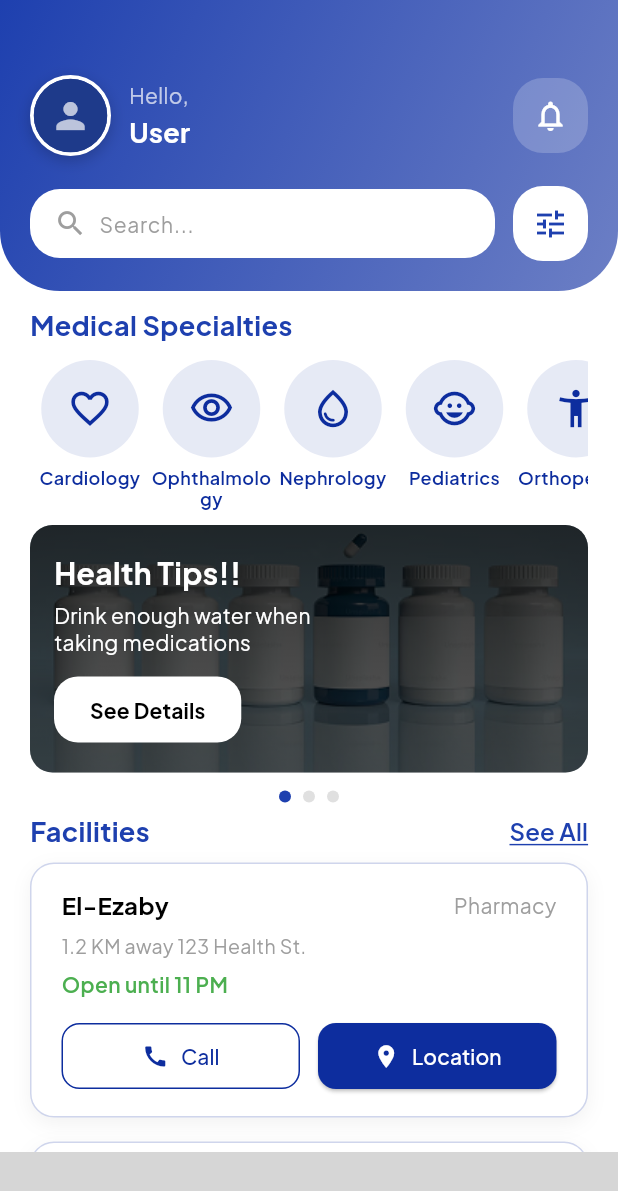
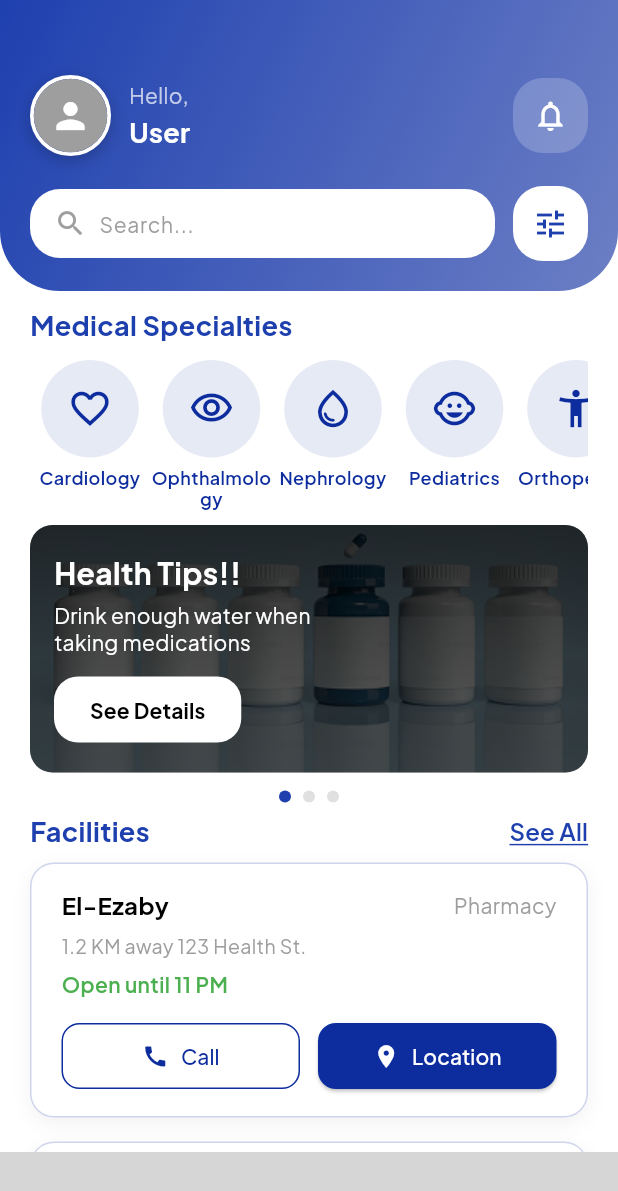
Before and after one commit to Yasmeen-Adel/SALAMATY, a Flutter app: the MainScreen screen opened by its route, on a phone screen of 412 x 824 dp. Shown: the top 1191 px of the screen. Run offline on Flutter 3.47's test engine with Material 3 defaults, Android fonts, the phone set to English and light mode, and no system bars; our stand-ins replace animated_text_kit, dio, dotted_border, flutter_bloc, flutter_svg, font_awesome_flutter and 8 more; missing offline and left inert: glaze_nav_bar, otp_plus; accounts and stored records are empty; network calls fail; statements that could not run were skipped; grey boxes are pictures that could not be loaded.

Commit message:
Update Profile and Edit profile screens

```diff
--- a/lib/core/network/dio_helper.dart
+++ b/lib/core/network/dio_helper.dart
@@ -73,6 +73,7 @@ class DioHelper {
     required String url,
     dynamic data,
   }) async {
+    print("EDIT DATA: $data");
     return await dio.put(url, data: data);
   }
 }
--- a/lib/core/widgets/main_screen.dart
+++ b/lib/core/widgets/main_screen.dart
@@ -30,6 +30,7 @@ class _MainScreenState extends State<MainScreen> {
     super.initState();
     _initializeLocation();
   }
+
   Future<void> _initializeLocation() async {
     final isLoggedIn = await AuthLocalStorage.isLoggedIn();
     if (!isLoggedIn) return;
@@ -73,14 +74,14 @@ class _MainScreenState extends State<MainScreen> {
       print("Failed to update location: $e");
     }
   }
-  final List<Widget> screens = const [
-    Center(child: HomeScreen()),
-    Center(child: DrugStoreScreen()),
-    Center(child: ScanScreen()),
-    Center(child: InsuranceScreen()),
-    Center(child: ProfileScreen()),
+
+  List<Widget> get screens => [
+        const HomeScreen(),
+        const DrugStoreScreen(),
+        const ScanScreen(),
+        const InsuranceScreen(),
+        const ProfileScreen(),
       ];
-
   @override
   Widget build(BuildContext context) {
     return Scaffold(
--- a/lib/features/drug store/presentation/view/widgets/drug_store_screen_body.dart
+++ b/lib/features/drug store/presentation/view/widgets/drug_store_screen_body.dart
@@ -2,7 +2,6 @@ import 'package:flutter/material.dart';
 import 'package:salamaty/core/widgets/custom_text_field_label.dart';
 import 'package:salamaty/features/drug%20store/presentation/view/widgets/drug_store_header.dart';
 import 'package:salamaty/features/drug%20store/presentation/view/widgets/medicine_list.dart';
-import 'package:salamaty/features/facilities/presentation/view/widgets/facilities_header.dart';
 import 'package:salamaty/features/facilities/presentation/view/widgets/filter_tabs.dart';
 
 class DrugStoreScreenBody extends StatefulWidget {
--- a/lib/features/edit profile/presentation/cubit/edit_profile_cubit.dart
+++ b/lib/features/edit profile/presentation/cubit/edit_profile_cubit.dart
@@ -46,7 +46,7 @@ class EditProfileCubit extends Cubit<EditProfileState> {
 
       emit(EditProfileSuccess());
     } catch (e) {
-      emit(EditProfileFailure("Failed to update profile"));
+      emit(EditProfileFailure(e.toString()));
     }
   }
 }
--- a/lib/features/home/presentation/view/widgets/header_section.dart
+++ b/lib/features/home/presentation/view/widgets/header_section.dart
@@ -43,7 +43,6 @@ class HeaderSection extends StatelessWidget {
                   mainAxisAlignment: MainAxisAlignment.spaceBetween,
                   children: [
                     Expanded(
-                      // 👈 نخلي الجزء الشمال يتمدد
                       child: Row(
                         children: [
                           Container(
@@ -76,12 +75,8 @@ class HeaderSection extends StatelessWidget {
                                   : _defaultAvatar(),
                             ),
                           ),
-
                           const SizedBox(width: 12),
-
-                          /// الاسم
                           Expanded(
-                            // 👈 مهم جداً
                             child: Column(
                               crossAxisAlignment: CrossAxisAlignment.start,
                               children: [
@@ -135,97 +130,6 @@ class HeaderSection extends StatelessWidget {
                   ],
                 ),
               ),
-              // Padding(
-              //   padding: const EdgeInsets.only(top: 30.0),
-              //   child: Expanded(
-              //     child: Row(
-              //       mainAxisAlignment: MainAxisAlignment.spaceBetween,
-              //       children: [
-              //         Row(
-              //           children: [
-              //             Container(
-              //               width: 54,
-              //               height: 54,
-              //               decoration: BoxDecoration(
-              //                 shape: BoxShape.circle,
-              //                 border: Border.all(
-              //                   color: Colors.white,
-              //                   width: 2.5,
-              //                 ),
-              //                 boxShadow: [
-              //                   BoxShadow(
-              //                     color: Colors.black.withOpacity(0.2),
-              //                     blurRadius: 8,
-              //                     offset: const Offset(0, 3),
-              //                   ),
-              //                 ],
-              //               ),
-              //               child: ClipOval(
-              //                 child: imageUrl != null
-              //                     ? Image.network(
-              //                         imageUrl,
-              //                         fit: BoxFit.cover,
-              //                         errorBuilder:
-              //                             (context, error, stackTrace) {
-              //                           return _defaultAvatar();
-              //                         },
-              //                       )
-              //                     : _defaultAvatar(),
-              //               ),
-              //             ),
-
-              //             const SizedBox(width: 12),
-
-              //             /// الاسم
-              //             Column(
-              //               crossAxisAlignment: CrossAxisAlignment.start,
-              //               children: [
-              //                 const Text(
-              //                   'Hello,',
-              //                   style: TextStyle(
-              //                     color: Colors.white70,
-              //                     fontSize: 14,
-              //                   ),
-              //                 ),
-              //                 const SizedBox(height: 2),
-              //                 Text(
-              //                   fullName,
-              //                   style: const TextStyle(
-              //                     color: Colors.white,
-              //                     fontSize: 18,
-              //                     fontWeight: FontWeight.bold,
-              //                   ),
-              //                 ),
-              //               ],
-              //             ),
-              //           ],
-              //         ),
-
-              //         ///  Notifications
-              //         Container(
-              //           width: 50,
-              //           height: 50,
-              //           decoration: BoxDecoration(
-              //             color: Colors.white.withOpacity(0.2),
-              //             borderRadius: BorderRadius.circular(20),
-              //           ),
-              //           child: IconButton(
-              //             icon: const Icon(
-              //               Icons.notifications_outlined,
-              //               color: Colors.white,
-              //             ),
-              //             onPressed: () {
-              //               Navigator.pushNamed(
-              //                 context,
-              //                 NotificationsScreen.routeName,
-              //               );
-              //             },
-              //           ),
-              //         ),
-              //       ],
-              //     ),
-              //   ),
-              // ),
 
               const SizedBox(height: 20),
 
@@ -246,10 +150,10 @@ class HeaderSection extends StatelessWidget {
 
   Widget _defaultAvatar() {
     return Container(
-      color: const Color(0xFF1E3A8A),
+      color: Colors.grey,
       child: const Icon(
         Icons.person,
-        color: Colors.white70,
+        color: Colors.white,
         size: 28,
       ),
     );
--- a/lib/features/profile/presentation/cubit/profile_cubit.dart
+++ b/lib/features/profile/presentation/cubit/profile_cubit.dart
@@ -35,7 +35,8 @@ class ProfileCubit extends Cubit<ProfileState> {
           email: profile['email'] ?? '',
           gender: profile['genderText'] ?? '',
           imageUrl: imageUrl,
-          birthday: profile['birthDate'] ?? '',
+          // birthday: profile['birthDate'] ?? 'Birthday not set',
+          birthday: profile['birthDateText'] ?? 'Birthday',
         ),
       );
     } catch (e) {
--- a/lib/features/profile/presentation/view/profile_screen.dart
+++ b/lib/features/profile/presentation/view/profile_screen.dart
@@ -11,8 +11,8 @@ class ProfileScreen extends StatelessWidget {
   @override
   Widget build(BuildContext context) {
     return BlocProvider(
-      create: (context) => ProfileCubit() ..loadSavedImage()..loadProfile(),
-      child: const Scaffold(
+      create: (context) => ProfileCubit()..loadProfile(),
+      child: Scaffold(
         body: ProfileScreenBody(),
       ),
     );
--- a/lib/features/scan/presentation/view/widgets/scan_screen_body.dart
+++ b/lib/features/scan/presentation/view/widgets/scan_screen_body.dart
@@ -1,7 +1,6 @@
 import 'dart:io';
 import 'package:flutter/material.dart';
 import 'package:image_picker/image_picker.dart';
-import 'package:salamaty/core/widgets/arrow_back.dart';
 import 'package:salamaty/core/widgets/custom_screen_subtitle.dart';
 import 'package:salamaty/core/widgets/custom_screen_title.dart';
 import 'package:salamaty/features/scan/presentation/view/widgets/extract_screen.dart';
```
Also changed, not shown: lib/features/authentication/data/auth_repo.dart (+9 -5 lines), lib/features/edit profile/presentation/view/widgets/edit_profile_screen_body.dart (+3 -13 lines), lib/features/profile/presentation/view/widgets/profile_menu.dart (+6 -1 lines). Lines whose indentation alone changed are shown as unchanged.
